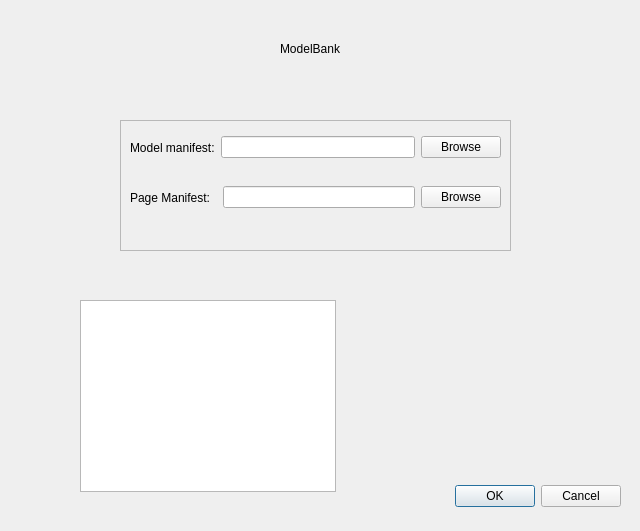
This is ModelBank/browser/ModelBankBrowser.ui in angus-lherrou/cstel-mva as Qt 5 draws it before an edit. The edited form follows.
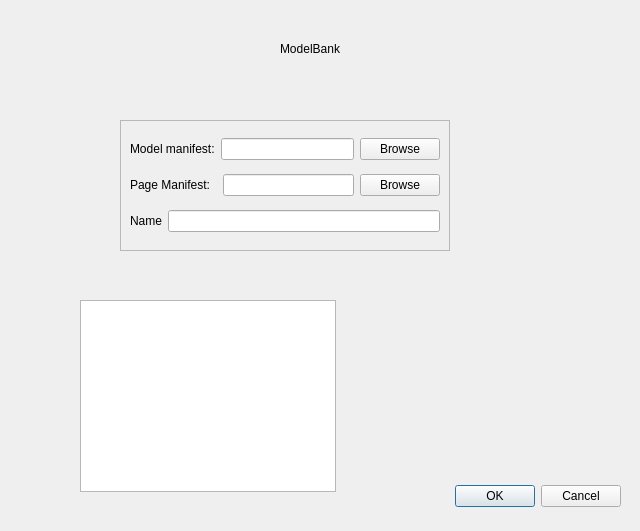
This is the edited form.

Commit message: browser nonsense

```diff
--- a/ModelBank/browser/ModelBankBrowser.ui
+++ b/ModelBank/browser/ModelBankBrowser.ui
@@ -60,7 +60,7 @@
     <rect>
      <x>120</x>
      <y>120</y>
-     <width>391</width>
+     <width>330</width>
      <height>131</height>
     </rect>
    </property>
@@ -70,15 +70,8 @@
    <property name="frameShadow">
     <enum>QFrame::Raised</enum>
    </property>
-   <widget class="QWidget" name="">
-    <property name="geometry">
-     <rect>
-      <x>10</x>
-      <y>10</y>
-      <width>371</width>
-      <height>35</height>
-     </rect>
-    </property>
+   <layout class="QGridLayout" name="gridLayout">
+    <item row="0" column="0">
     <layout class="QHBoxLayout" name="horizontalLayout">
      <item>
       <widget class="QLabel" name="label_2">
@@ -104,16 +97,8 @@
       </widget>
      </item>
     </layout>
-   </widget>
-   <widget class="QWidget" name="">
-    <property name="geometry">
-     <rect>
-      <x>10</x>
-      <y>60</y>
-      <width>371</width>
-      <height>35</height>
-     </rect>
-    </property>
+    </item>
+    <item row="1" column="0">
     <layout class="QHBoxLayout" name="horizontalLayout_2">
      <item>
       <widget class="QLabel" name="label_3">
@@ -139,7 +124,22 @@
       </widget>
      </item>
     </layout>
-   </widget>
+    </item>
+    <item row="2" column="0">
+     <layout class="QHBoxLayout" name="horizontalLayout_3">
+      <item>
+       <widget class="QLabel" name="label_4">
+        <property name="text">
+         <string>Name</string>
+        </property>
+       </widget>
+      </item>
+      <item>
+       <widget class="QLineEdit" name="lineEdit_3"/>
+      </item>
+     </layout>
+    </item>
+   </layout>
   </widget>
  </widget>
  <resources/>
```
Lines whose indentation alone changed are shown as unchanged.
